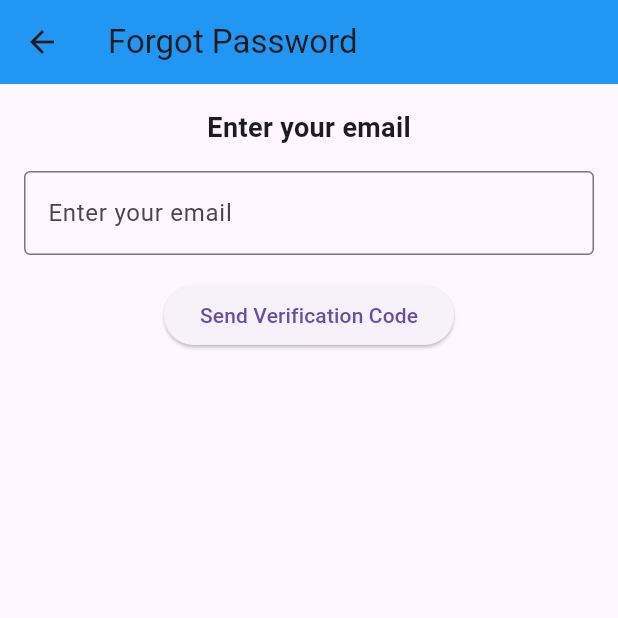
After one commit to perinai/Mywallet, a Flutter app: the ForgotPasswordPage screen opened directly, on a phone screen of 412 x 824 dp, the top half of it. The commit adds this screen. Run offline on Flutter 3.47's test engine with Material 3 defaults, Android fonts, the phone set to English and light mode, and no system bars.

Commit message:
forgot password screen added

```diff
--- /dev/null
+++ b/lib/screens/forgotpassword.dart
@@ -0,0 +1,57 @@
+import 'package:flutter/material.dart';
+
+class ForgotPasswordPage extends StatelessWidget {
+  final TextEditingController emailController = TextEditingController();
+
+  @override
+  Widget build(BuildContext context) {
+    return Scaffold(
+      appBar: AppBar(title: const Text('Forgot Password'),
+      backgroundColor: Colors.blue.shade500,
+
+      ),
+
+      body: Padding(
+        padding: const EdgeInsets.all(16.0),
+        child: Column(
+          children: [
+            const Text(
+              'Enter your email',
+              style: TextStyle(fontSize: 18, fontWeight: FontWeight.bold),
+            ),
+            const SizedBox(height: 16),
+            TextField(
+              controller: emailController,
+              keyboardType: TextInputType.emailAddress,
+              decoration: const InputDecoration(
+                border: OutlineInputBorder(),
+                hintText: 'Enter your email',
+              ),
+            ),
+            const SizedBox(height: 16),
+            ElevatedButton(
+              onPressed: () {
+                String email = emailController.text.trim();
+                if (email.isEmpty) {
+                  ScaffoldMessenger.of(context).showSnackBar(
+                    const SnackBar(content: Text('Please enter your email')),
+                  );
+                 } //else {
+                //   // Navigate to OTP verification screen
+                //   Navigator.push(
+                //     context,
+                //     MaterialPageRoute(
+                //       builder: (context) =>
+                //           OTPVerificationPage(email: email),
+                //     ),
+                //   );
+                // }
+              },
+              child: const Text('Send Verification Code'),
+            ),
+          ],
+        ),
+      ),
+    );
+  }
+}
--- a/lib/screens/loginscreen.dart
+++ b/lib/screens/loginscreen.dart
@@ -1,7 +1,8 @@
 import 'package:flutter/material.dart';
 import 'package:my_pocket_wallet/screens/home_page.dart';
-import 'package:my_pocket_wallet/screens/maindashboard.dart';
+// import 'package:my_pocket_wallet/screens/maindashboard.dart';
 import 'package:my_pocket_wallet/screens/signgin.dart';
+import 'package:my_pocket_wallet/screens/forgotpassword.dart';
 
 // LoginPage widget for the login screen.
 class LoginPage extends StatelessWidget {
@@ -61,6 +62,15 @@ class LoginPage extends StatelessWidget {
               },
               child: const Text('Don’t have an account? Sign Up'),
             ),
+            TextButton(
+                        onPressed: () {
+                          Navigator.push(
+                            context,
+                            MaterialPageRoute(builder: (context) => ForgotPasswordPage()),
+                          );
+                        },
+                          child: const Text('Forgot Password?'),
+              ),
           ],
         ),
       ),
```
